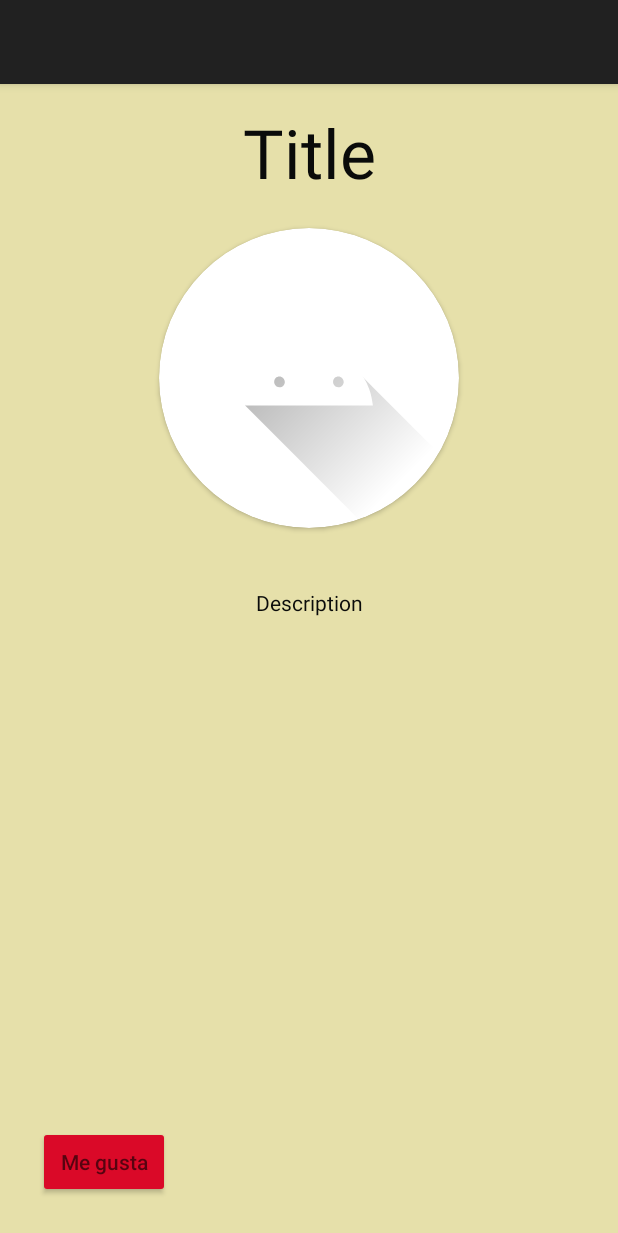
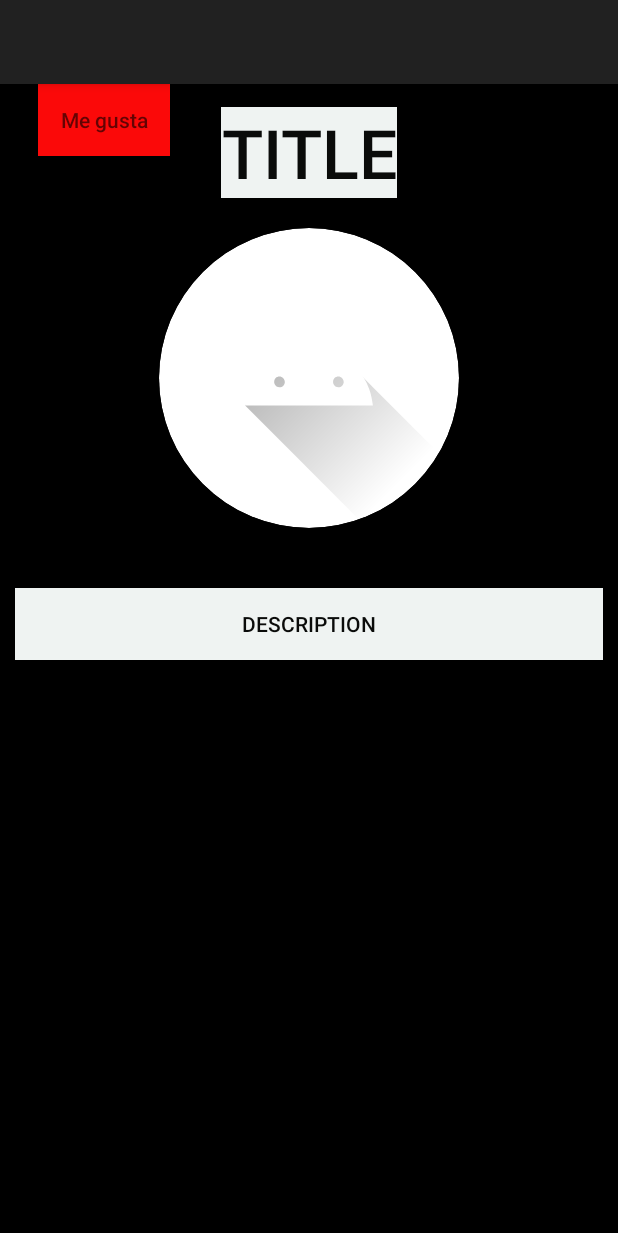
Before and after one commit to ivangrovas/DI, an Android app: the DetailActivity screen opened directly, with no data from a screen before it, on a phone screen of 412 x 824 dp. Shown: the top 1233 px of the screen. Run offline under Robolectric (Android 15) with nearby library versions, the phone set to English and light mode, and no system bars; network calls fail; pictures from the network do not load; 3 statements that could not run were skipped.

Commit message:
Sprint #3, Completada tarea 5

```diff
--- a/sprint4android/app/src/main/res/layout/activity_detail.xml
+++ b/sprint4android/app/src/main/res/layout/activity_detail.xml
@@ -8,15 +8,17 @@
 
     <Button
         android:id="@+id/buttonLIKE"
+        style="@style/estiloButtonDA"
         android:layout_width="wrap_content"
         android:layout_height="wrap_content"
         android:layout_marginLeft="25dp"
         android:layout_marginBottom="25dp"
         android:hint="Me gusta"
         app:layout_constraintStart_toStartOf="parent"
-        app:layout_constraintBottom_toBottomOf="parent"/>
+        app:layout_constraintTop_toTopOf="parent"/>
 
     <TextView
+        style="@style/estiloDA"
         android:id="@+id/textViewTitleAC"
         android:layout_width="wrap_content"
         android:layout_height="wrap_content"
@@ -48,6 +50,7 @@
     </androidx.cardview.widget.CardView>
 
     <TextView
+        style="@style/estiloDA"
         android:id="@+id/textDescription"
         android:layout_width="0dp"
         android:layout_height="wrap_content"
--- a/sprint4android/app/src/main/res/values/styles.xml
+++ b/sprint4android/app/src/main/res/values/styles.xml
@@ -5,9 +5,23 @@
     <color name="cBoton">#DA0928</color>
 
     <style name="MyOtherCatalogTheme" parent="Theme.AppCompat.Light.DarkActionBar">
-        <item name="android:windowBackground">@color/cFondo</item>
-        <item name="android:textColor">@color/cTexto</item>
+        <item name="android:windowBackground">@color/black</item>
+        <item name="android:textColor">#FFFFFF</item>
         <item name="colorButtonNormal">@color/cBoton</item>
     </style>
 
+    <style name="estiloDA" parent="Widget.AppCompat.Button">
+        <item name="android:layout_width">wrap_content</item>
+        <item name="android:layout_height">wrap_content</item>
+        <item name="android:textColor">@color/cTexto</item>
+        <item name="android:background">#EFF3F2</item>
+    </style>
+
+    <style name="estiloButtonDA" parent="Widget.AppCompat.Button">
+        <item name="android:layout_width">wrap_content</item>
+        <item name="android:layout_height">wrap_content</item>
+        <item name="android:textColor">@color/cBoton</item>
+        <item name="android:background">#FB0909</item>
+    </style>
+
 </resources>
```
